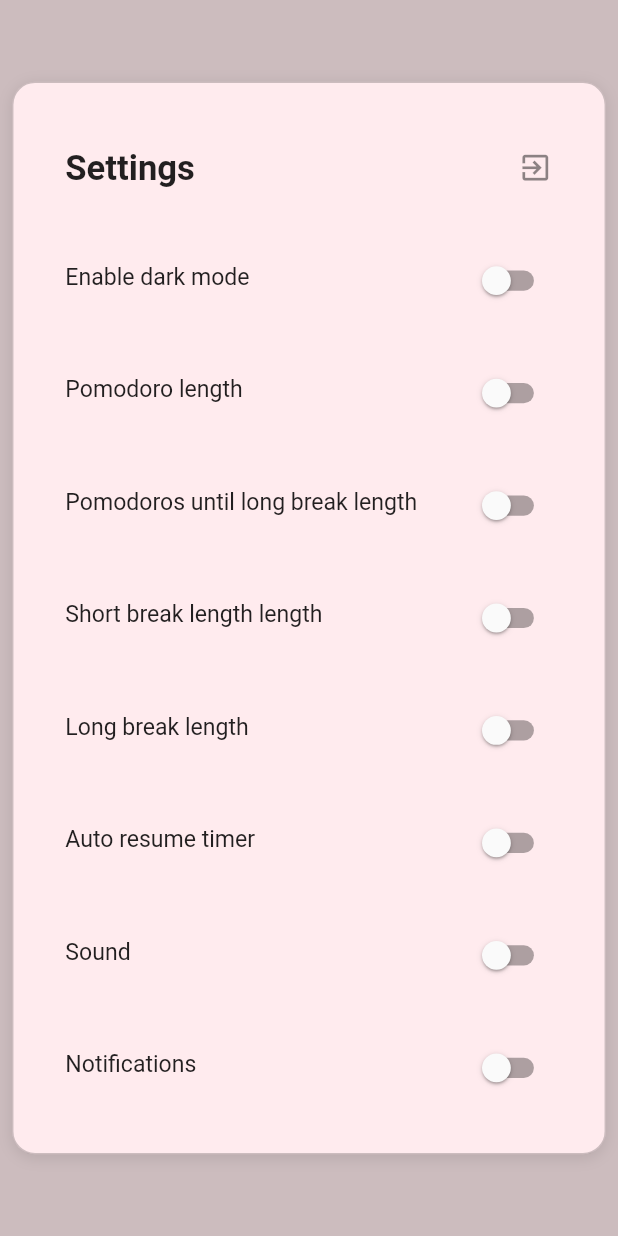
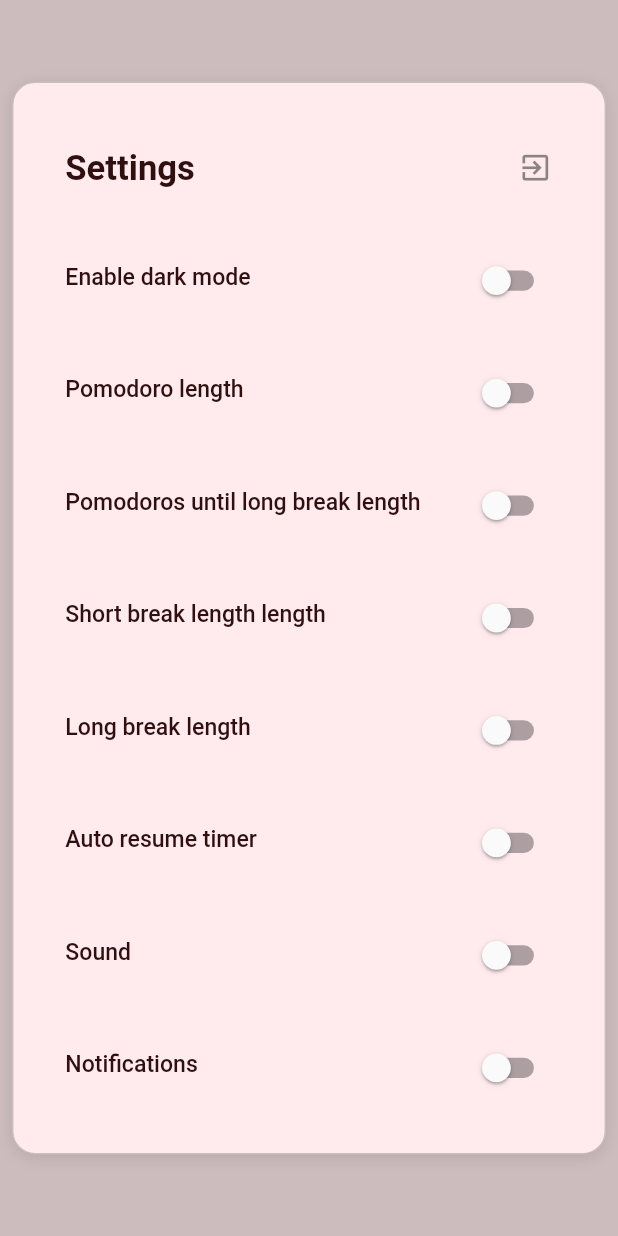
Before and after one commit to TalgatBatyrov/pomodoro, a Flutter app: the SettingsItem widget shown alone on an empty page, opened directly, after a tap on the "exit to app" icon, on a phone screen of 412 x 824 dp. Run offline on Flutter 3.47's test engine with Material 2 defaults, Android fonts, the phone set to English and light mode, and no system bars; our stand-ins replace audioplayers, easy_localization, flutter_bloc.

```diff
--- a/lib/widgets/elements/pomodoro_action_buttons/elements/settings/settings_item.dart
+++ b/lib/widgets/elements/pomodoro_action_buttons/elements/settings/settings_item.dart
@@ -1,4 +1,6 @@
 import 'package:flutter/material.dart';
+import 'package:flutter_bloc/flutter_bloc.dart';
+import 'package:pomodoro/cubits/timer_state_cubit.dart';
 
 class SettingsItem extends StatelessWidget {
   final String title;
@@ -10,15 +12,17 @@
     required this.title,
     required this.setting,
     this.fontSize = 16,
-    this.fontWeight = FontWeight.w400,
+    this.fontWeight = FontWeight.w500,
   }) : super(key: key);
 
   @override
   Widget build(BuildContext context) {
+    final timerStateCubit = context.watch<TimerStateCubit>();
     return ListTile(
       leading: Text(
         title,
         style: TextStyle(
+          color: timerStateCubit.state.timerColorLightTheme,
           fontSize: fontSize,
           fontWeight: fontWeight,
         ),
```
Also changed, not shown: lib/cubits/timer_cubit.dart (+11 -1 lines), lib/cubits/timer_state_cubit.dart (+0 -10 lines).
